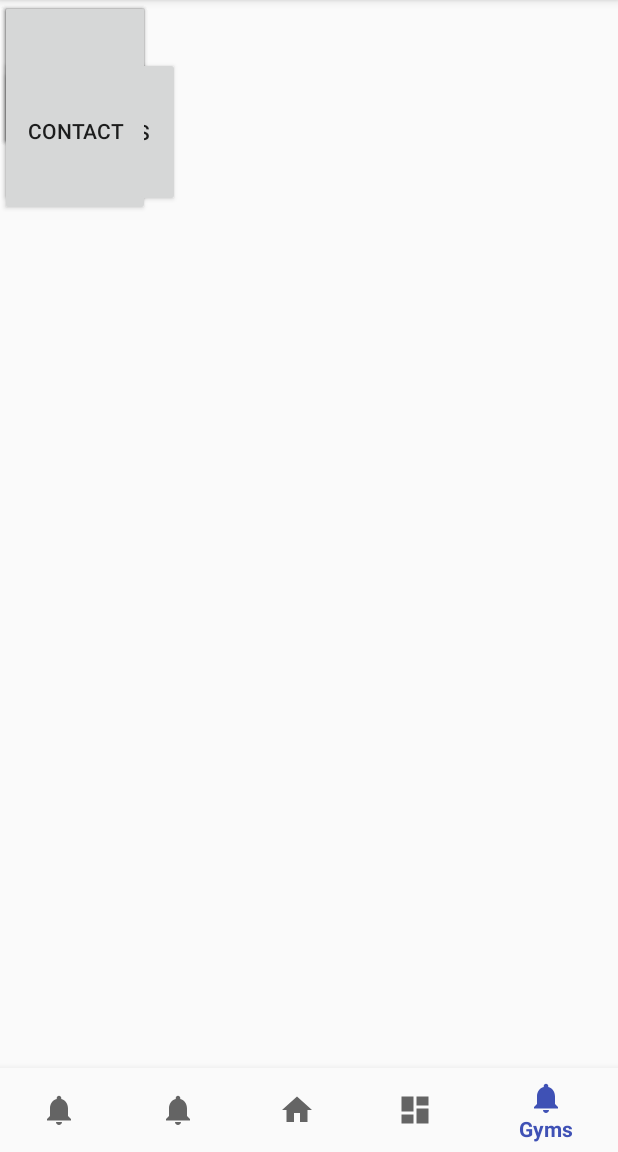
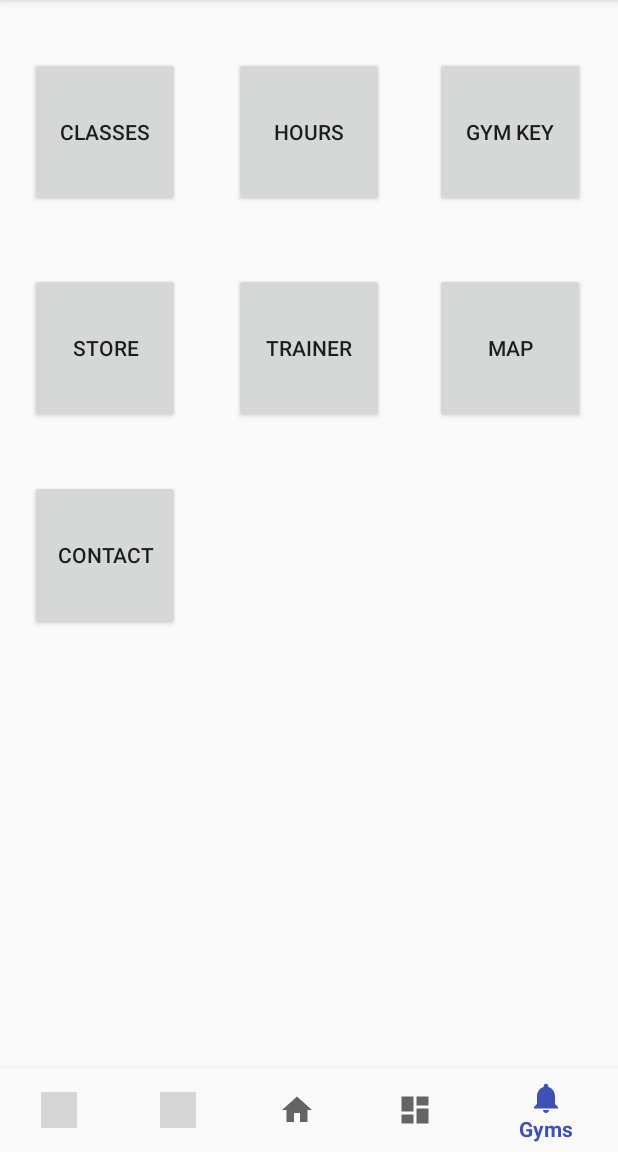
Before and after one commit to MatthewLopes/PocketCoach, an Android app: the screen it shows after launch (MainActivity), item 5 of the bottom bar chosen, on a phone screen of 412 x 824 dp, the part 84-1236 px from its top. Run offline under Robolectric (Android 15) with nearby library versions, the phone set to English and light mode, and no system bars; grey boxes are pictures that could not be loaded.

Commit message:
Notification Images

```diff
--- a/app/src/main/res/layout/fragment_gym.xml
+++ b/app/src/main/res/layout/fragment_gym.xml
@@ -3,6 +3,20 @@
     android:layout_width="match_parent"
     android:layout_height="match_parent"
     tools:context="layout.GymFragment">
+
+        <RelativeLayout
+            android:layout_width="match_parent"
+            android:layout_height="match_parent">>
+
+                <Button
+                    android:id="@+id/button11"
+                    android:layout_width="100dp"
+                    android:layout_height="100dp"
+                    android:layout_alignLeft="@+id/button8"
+                    android:layout_alignStart="@+id/button8"
+                    android:layout_below="@+id/button8"
+                    android:layout_marginTop="38dp"
+                    android:text="Contact" />
 
                 <Button
                     android:id="@+id/button5"
@@ -63,14 +77,5 @@
                     android:layout_alignTop="@+id/button9"
                     android:text="Map" />
 
-        <Button
-            android:id="@+id/button11"
-            android:layout_width="100dp"
-            android:layout_height="100dp"
-            android:layout_alignLeft="@+id/button8"
-            android:layout_alignStart="@+id/button8"
-            android:layout_below="@+id/button8"
-            android:layout_marginTop="37dp"
-            android:text="Contact" />
-
+        </RelativeLayout>
 </FrameLayout>
--- a/app/src/main/res/layout/fragment_social.xml
+++ b/app/src/main/res/layout/fragment_social.xml
@@ -3,6 +3,10 @@
     android:layout_width="match_parent"
     android:layout_height="match_parent"
     tools:context="layout.SocialFragment">
+
+    <RelativeLayout
+        android:layout_width="match_parent"
+        android:layout_height="match_parent">>
 
     <ToggleButton
         android:id="@+id/toggleButton"
@@ -22,4 +26,5 @@
         android:layout_toRightOf="@+id/toggleButton"
         android:text="Buddies" />
 
+    </RelativeLayout>
 </FrameLayout>
--- a/app/src/main/res/menu/activity_navigation.xml
+++ b/app/src/main/res/menu/activity_navigation.xml
@@ -2,12 +2,12 @@
 <menu xmlns:android="http://schemas.android.com/apk/res/android">
     <item
         android:id="@+id/navigation_social"
-        android:icon="@drawable/ic_notifications_black_24dp"
+        android:icon="@drawable/social"
         android:title="@string/title_social" />
 
     <item
         android:id="@+id/navigation_workout"
-        android:icon="@drawable/ic_notifications_black_24dp"
+        android:icon="@drawable/workout"
         android:title="@string/title_workout" />
     <item
         android:id="@+id/navigation_profile"
```
Lines whose indentation alone changed are shown as unchanged.
